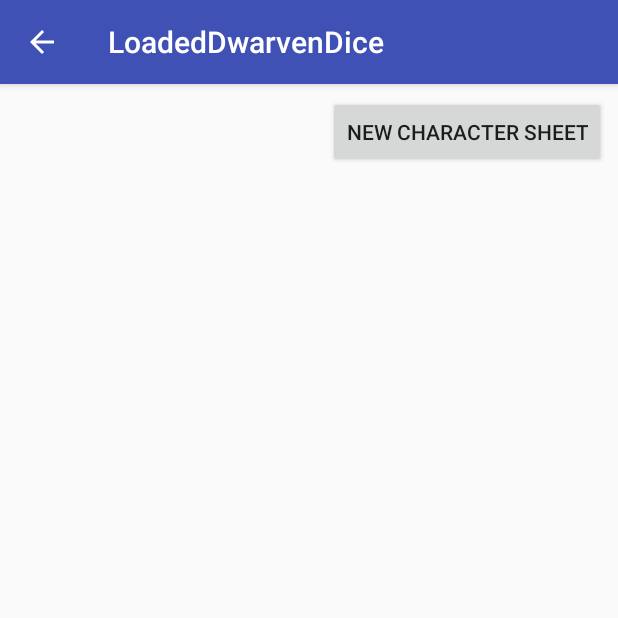
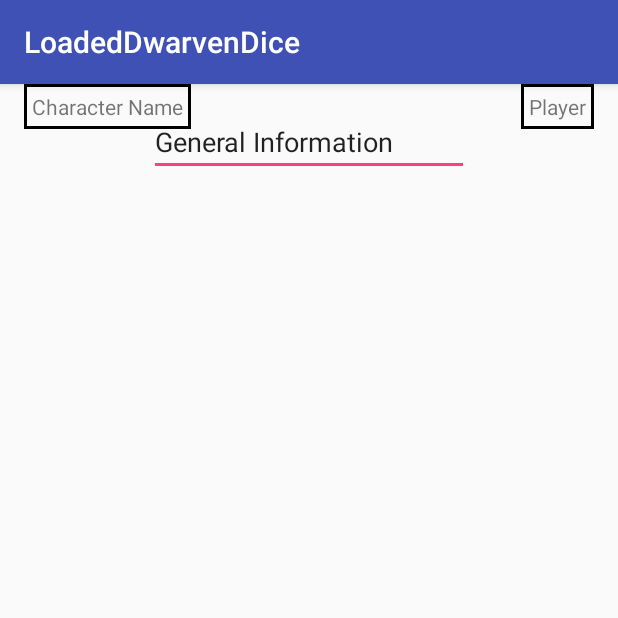
Before and after one commit to ZookTheMagpie/LoadedDwarvenDice.Android, an Android app: the CharacterSheetActivity screen opened directly, with no data from a screen before it, on a phone screen of 412 x 824 dp, the top half of it. Run offline under Robolectric (Android 15) with nearby library versions, the phone set to English and light mode, and no system bars.

Commit message:
Some changes

```diff
--- a/app/src/main/AndroidManifest.xml
+++ b/app/src/main/AndroidManifest.xml
@@ -22,7 +22,7 @@
             </intent-filter>
         </activity>
         <activity
-            android:name=".CharacterSheets"
+            android:name=".CharacterSheetsMenu"
             android:parentActivityName=".MainActivity">
             <meta-data
                 android:name="android.support.PARENT_ACTIVITY"
@@ -38,6 +38,7 @@
         <activity
             android:name=".LoginActivity"
             android:label="@string/title_activity_login" />
+        <activity android:name=".CharacterSheetActivity"></activity>
     </application>
 
 </manifest>
--- a/app/src/main/java/no/ntnu/hallvardpc/loadeddwarvendice/CharacterSheets.java
+++ b/app/src/main/java/no/ntnu/hallvardpc/loadeddwarvendice/CharacterSheetActivity.java
@@ -3,7 +3,7 @@ package no.ntnu.hallvardpc.loadeddwarvendice;
 import android.support.v7.app.AppCompatActivity;
 import android.os.Bundle;
 
-public class CharacterSheets extends AppCompatActivity {
+public class CharacterSheetActivity extends AppCompatActivity {
 
     @Override
     protected void onCreate(Bundle savedInstanceState) {
--- a/app/src/main/java/no/ntnu/hallvardpc/loadeddwarvendice/MainActivity.java
+++ b/app/src/main/java/no/ntnu/hallvardpc/loadeddwarvendice/MainActivity.java
@@ -37,7 +37,7 @@ public class MainActivity extends AppCompatActivity {
 
     public void startCharacterSheets()
     {
-        Intent intent = new Intent(this, CharacterSheets.class);
+        Intent intent = new Intent(this, CharacterSheetsMenu.class);
         startActivity(intent);
     }
 
--- /dev/null
+++ b/app/src/main/res/drawable/border.xml
@@ -0,0 +1,9 @@
+<?xml version="1.0" encoding="utf-8"?>
+<shape xmlns:android="http://schemas.android.com/apk/res/android"
+    android:shape="rectangle" >
+
+    <stroke
+        android:width="2dp"
+
+        android:color="#000000" />
+</shape>
--- a/app/src/main/res/layout/activity_character_sheet.xml
+++ b/app/src/main/res/layout/activity_character_sheet.xml
@@ -4,16 +4,45 @@
     xmlns:tools="http://schemas.android.com/tools"
     android:layout_width="match_parent"
     android:layout_height="match_parent"
-    tools:context="no.ntnu.hallvardpc.loadeddwarvendice.CharacterSheets">
+    tools:context="no.ntnu.hallvardpc.loadeddwarvendice.CharacterSheetActivity">
 
-    <Button
-        android:id="@+id/buttonNewCharacterSheet"
+    <EditText
+        android:id="@+id/generalinformation"
         android:layout_width="wrap_content"
         android:layout_height="wrap_content"
-        android:text="New Character Sheet"
+        android:layout_marginLeft="8dp"
         android:layout_marginRight="8dp"
+        android:layout_marginTop="16dp"
+        android:ems="10"
+        android:inputType="textPersonName"
+        android:singleLine="false"
+        android:text="General Information"
+        app:layout_constraintHorizontal_bias="0.5"
+        app:layout_constraintLeft_toLeftOf="parent"
         app:layout_constraintRight_toRightOf="parent"
-        app:layout_constraintTop_toTopOf="parent"
-        android:layout_marginTop="8dp" />
+        app:layout_constraintTop_toTopOf="parent" />
 
+    <TextView
+        android:id="@+id/charactername"
+        android:layout_width="wrap_content"
+        android:layout_height="wrap_content"
+        android:layout_marginLeft="16dp"
+        android:background="@drawable/border"
+        android:contentDescription="@string/text_view_character_name"
+        android:padding="5dp"
+        android:text="@string/text_view_character_name"
+        app:layout_constraintLeft_toLeftOf="parent"
+        tools:layout_editor_absoluteY="92dp" />
+
+    <TextView
+        android:id="@+id/Player"
+        android:background="@drawable/border"
+        android:padding="5dp"
+        android:layout_width="wrap_content"
+        android:layout_height="wrap_content"
+        android:layout_marginRight="16dp"
+        android:contentDescription="@string/text_view_player"
+        android:text="Player"
+        app:layout_constraintRight_toRightOf="parent"
+        tools:layout_editor_absoluteY="92dp" />
 </android.support.constraint.ConstraintLayout>
--- a/app/src/main/res/values/strings.xml
+++ b/app/src/main/res/values/strings.xml
@@ -18,4 +18,6 @@
     <string name="title_activity_dice_roller">DiceRoller</string>
     <string name="button_character_sheets">Character Sheets</string>
     <string name="button_dice_roller">Dice Roller</string>
+    <string name="text_view_character_name">Character Name</string>
+    <string name="text_view_player">Player</string>
 </resources>
```
Also changed, not shown: app/src/main/java/no/ntnu/hallvardpc/loadeddwarvendice/CharacterSheetAdapter.java (added, +12 -0 lines), app/src/main/java/no/ntnu/hallvardpc/loadeddwarvendice/CharacterSheetsMenu.java (added, +24 -0 lines), app/src/main/res/layout/activity_character_sheets_menu.xml (added, +44 -0 lines).
